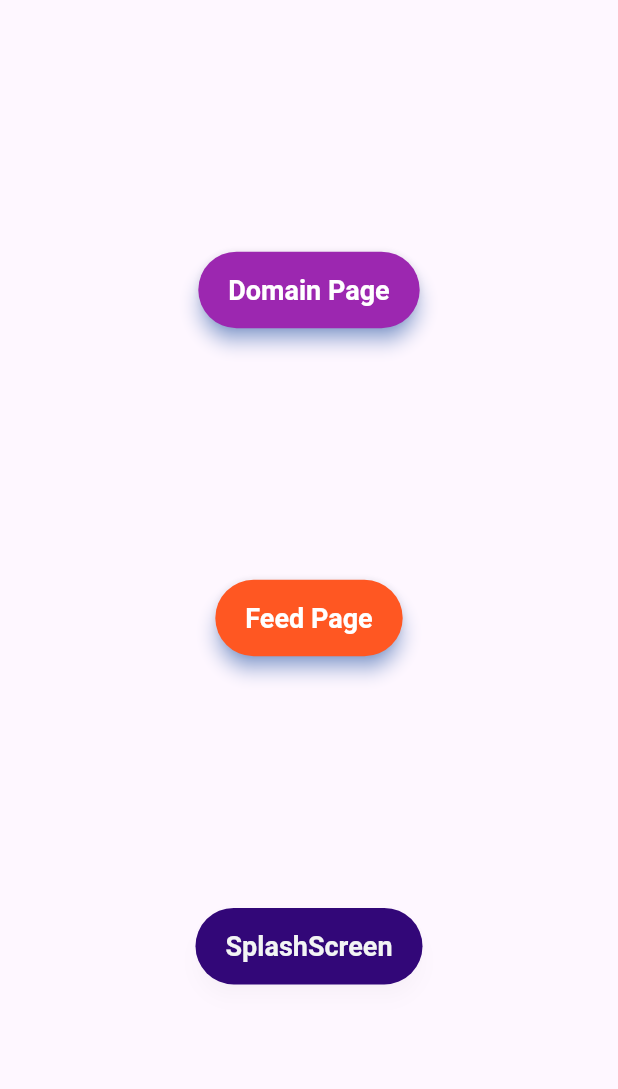
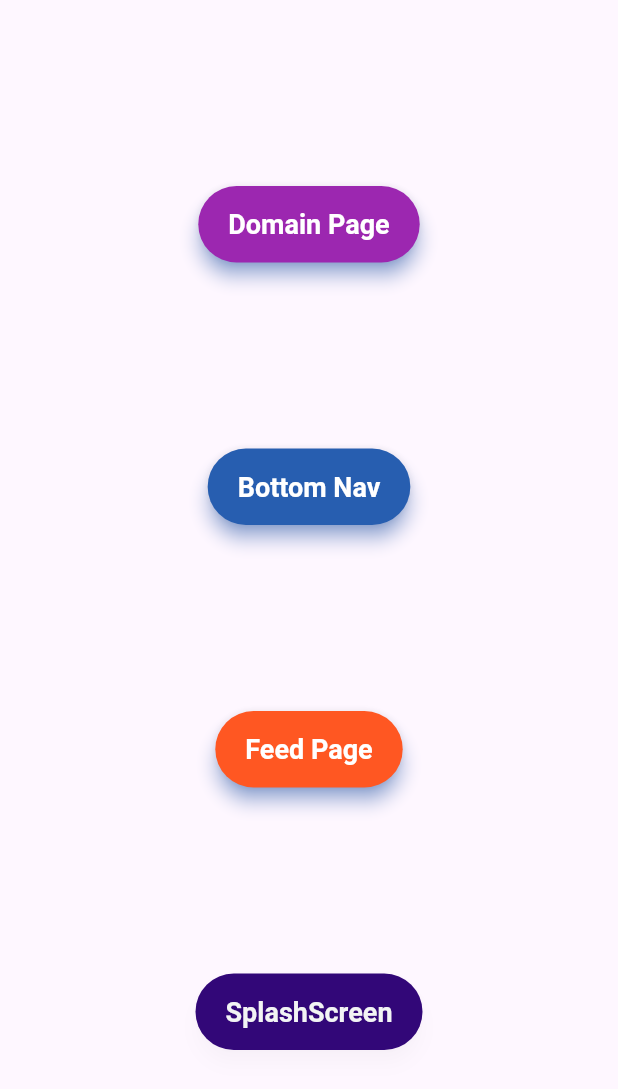
Before and after one commit to AtulRyy/Dev-Track-App, a Flutter app: the screen it shows after launch, on a phone screen of 412 x 824 dp. Shown: the top 1089 px of the screen. Run offline on Flutter 3.47's test engine with Material 3 defaults, Android fonts, the phone set to English and light mode, and no system bars; our stand-ins replace google_fonts.

Commit message:
Bottom Nav Done

```diff
--- a/frontend/lib/pages/home.dart
+++ b/frontend/lib/pages/home.dart
@@ -1,5 +1,4 @@
-import 'dart:convert';
-
+import 'package:dev_track_app/components/bottomNav.dart';
 import 'package:dev_track_app/pages/splashscreen.dart';
 import 'package:dev_track_app/pages/domain.dart';
 import 'package:flutter/material.dart';
@@ -36,6 +35,28 @@ class HomePage extends StatelessWidget {
                     MaterialPageRoute(builder: (context) => DomainPage()));
               },
               child: Text("Domain Page"),
+            ),
+            ElevatedButton(
+              style: ElevatedButton.styleFrom(
+                backgroundColor: const Color.fromARGB(255, 39, 94, 176),
+                foregroundColor: Colors.white,
+                shadowColor: Colors.blueAccent, // Shadow color
+                elevation: 5, // Elevation of the button
+                shape: RoundedRectangleBorder(
+                  borderRadius: BorderRadius.circular(30.0), // Rounded corners
+                ),
+                padding: EdgeInsets.symmetric(
+                    horizontal: 20, vertical: 15), // Padding inside the button
+                textStyle: TextStyle(
+                  fontSize: 18,
+                  fontWeight: FontWeight.bold,
+                ),
+              ),
+              onPressed: () {
+                Navigator.push(context,
+                    MaterialPageRoute(builder: (context) => BottomNav()));
+              },
+              child: Text("Bottom Nav"),
             ),
             ElevatedButton(
               style: ElevatedButton.styleFrom(
```
Also changed, not shown: frontend/lib/components/bottomNav.dart (added, +70 -0 lines), frontend/pubspec.lock.
